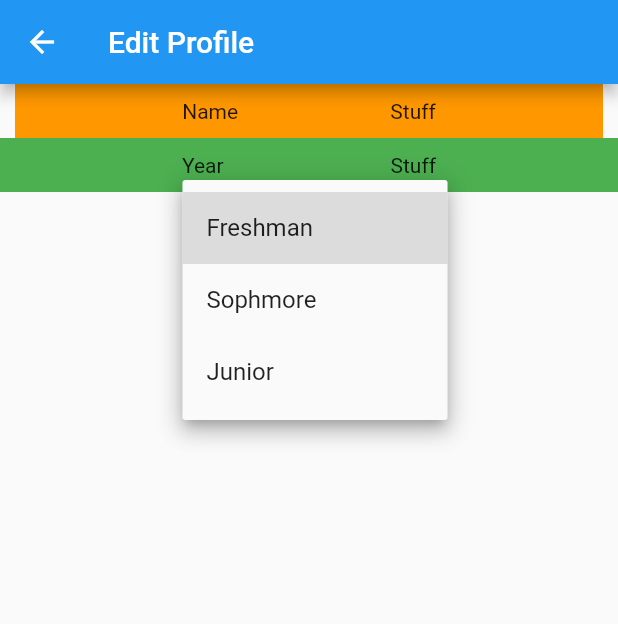
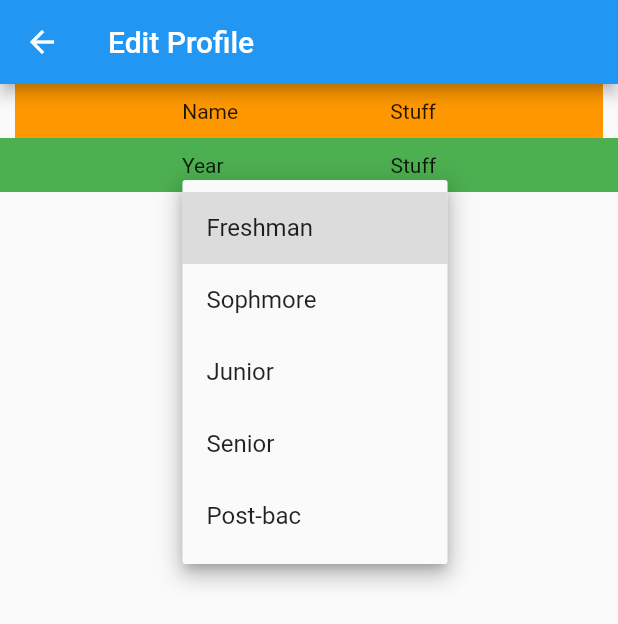
Before and after one commit to seanjmcdonald/flutter_app, a Flutter app: the EditProfile screen opened by its route, after a tap on "Select your year", on a phone screen of 412 x 824 dp. Shown: the top 624 px of the screen. Run offline on Flutter 3.47's test engine with Material 2 defaults, Android fonts, the phone set to English and light mode, and no system bars; our stand-ins replace cloud_firestore, firebase_auth, firebase_storage, image_picker; accounts and stored records are empty.

```diff
--- a/lib/profilepage.dart
+++ b/lib/profilepage.dart
@@ -160,12 +160,24 @@ class _EditProfile extends State<EditProfile> {
       child: Text('Junior'),
       value: 'junior',
     ));
+    selectYear.add(DropdownMenuItem(
+      child: Text('Senior'),
+      value: 'senior',
+    ));
+    selectYear.add(DropdownMenuItem(
+      child: Text('Post-bac'),
+      value: 'postbac',
+    ));
   }
 
+  @override
+  void initState() {
+    loadList();
+    super.initState();
+  }
 
   @override
   Widget build(BuildContext context) {
-    loadList();
     return Scaffold(
       appBar: AppBar(title: Text('Edit Profile'),
       backgroundColor: Colors.blue,),
@@ -201,12 +213,13 @@ class _EditProfile extends State<EditProfile> {
             Container(
               child: Center(
               child: DropdownButton(
-                value: selectedYear,
+                //value: selectedYear,
                 hint: selectedYear==null?Text('Select your year'):Text(selectedYear),
-                  items: selectYear, onChanged: (value) {
-                    selectedYear=value;
+                  items: selectYear,
+                  onChanged: (value) {
+                  print('you selected $value');
                     setState(() {
-
+                      selectedYear=value;
                     });
               }
               ),
```
